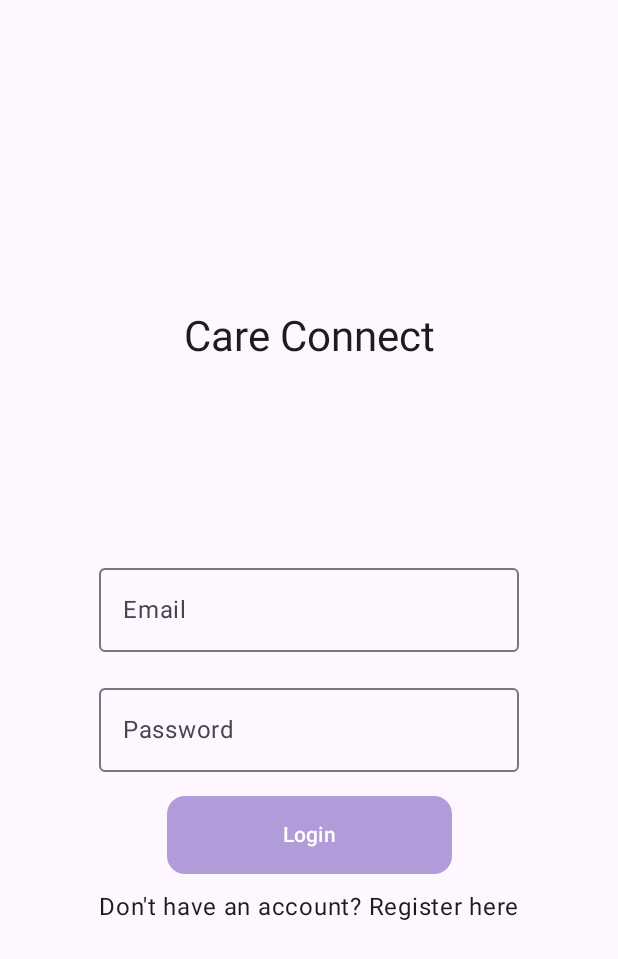
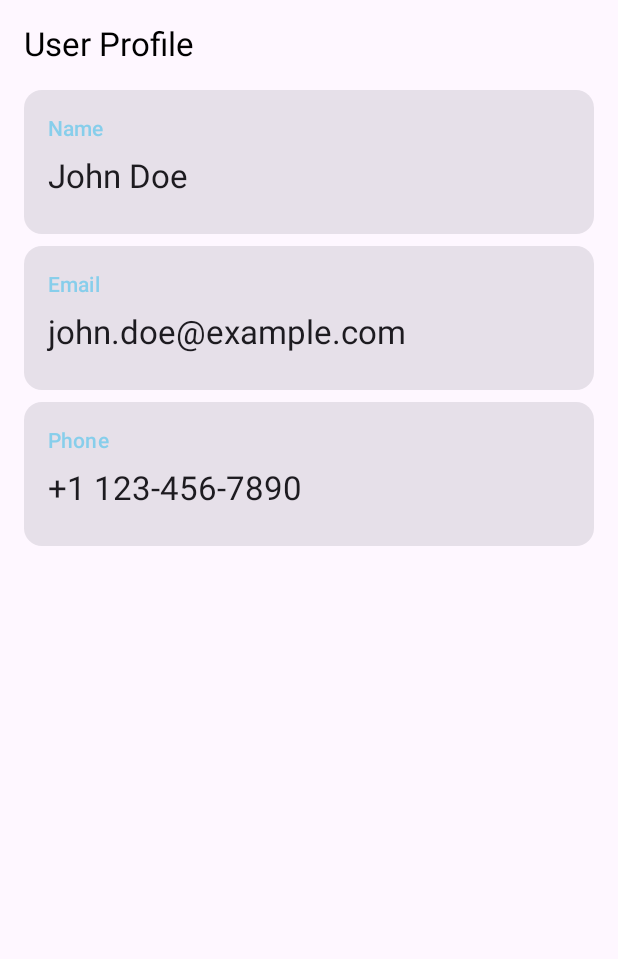
Before and after one commit to Reilly00/Universal-Design-Project, an Android app built with Jetpack Compose: the screen it shows after launch (MainActivity), on a phone screen of 412 x 824 dp. Shown: the top 959 px of the screen. Run offline under Robolectric (Android 15) with nearby library versions, the phone set to English and light mode, and no system bars.

Commit message:
Basic Profile Page

```diff
--- a/Mobile Integration/CareConnectApp/app/src/main/java/com/example/careconnect/MainActivity.kt
+++ b/Mobile Integration/CareConnectApp/app/src/main/java/com/example/careconnect/MainActivity.kt
@@ -1,5 +1,6 @@
 package com.example.careconnect
 
+import ProfileScreen
 import android.os.Bundle
 import androidx.activity.ComponentActivity
 import androidx.activity.compose.setContent
@@ -25,10 +26,13 @@ class MainActivity : ComponentActivity() {
                     color = MaterialTheme.colorScheme.background
                 ) {
                     // Navigation Host
+                    /*
                     NavHost(navController = navController, startDestination = "login") {
                         composable("login") { LoginScreen(navController) }
                         composable("register") { RegisterScreen(navController) }
-                    }
+                    }*/
+
+                    ProfileScreen()
                 }
             }
         }
--- a/Mobile Integration/CareConnectApp/app/src/main/java/com/example/careconnect/ProfileScreen.kt
+++ b/Mobile Integration/CareConnectApp/app/src/main/java/com/example/careconnect/ProfileScreen.kt
@@ -1,4 +1,110 @@
-package com.example.careconnect
+import android.os.Bundle
+import androidx.activity.ComponentActivity
+import androidx.activity.compose.setContent
+import androidx.compose.foundation.Image
+import androidx.compose.foundation.background
+import androidx.compose.foundation.layout.*
+import androidx.compose.foundation.lazy.LazyColumn
+import androidx.compose.foundation.lazy.items
+import androidx.compose.foundation.shape.CircleShape
+import androidx.compose.foundation.text.KeyboardOptions
+import androidx.compose.material.icons.Icons
+import androidx.compose.material.*
+import androidx.compose.material.icons.filled.ArrowBack
+import androidx.compose.material.icons.filled.MoreVert
+import androidx.compose.material3.Card
+import androidx.compose.material3.ExperimentalMaterial3Api
+import androidx.compose.material3.Icon
+import androidx.compose.material3.IconButton
+import androidx.compose.material3.MaterialTheme
+import androidx.compose.material3.Surface
+import androidx.compose.material3.Text
+import androidx.compose.runtime.Composable
+import androidx.compose.ui.Alignment
+import androidx.compose.ui.Modifier
+import androidx.compose.ui.draw.clip
+import androidx.compose.ui.graphics.Color
+import androidx.compose.ui.graphics.vector.ImageVector
+import androidx.compose.ui.platform.LocalContext
+import androidx.compose.ui.platform.LocalDensity
+import androidx.compose.ui.platform.LocalSoftwareKeyboardController
+import androidx.compose.ui.res.colorResource
+import androidx.compose.ui.res.painterResource
+import androidx.compose.ui.res.stringResource
+import androidx.compose.ui.text.TextStyle
+import androidx.compose.ui.text.font.FontWeight
+import androidx.compose.ui.text.input.KeyboardType
+import androidx.compose.ui.tooling.preview.Preview
+import androidx.compose.ui.unit.dp
+import androidx.compose.material3.TopAppBar
+import androidx.compose.ui.unit.sp
+import com.example.careconnect.ui.theme.CareConnectTheme
 
-class ProfileScreen {
+@Composable
+fun ProfileScreen() {
+    // Sample user details
+    val userDetails = listOf(
+        UserDetailModel("Name", "John Doe"),
+        UserDetailModel("Email", "john.doe@example.com"),
+        UserDetailModel("Phone", "+1 123-456-7890"),
+    )
+
+    // profile screen content goes here
+    Column(
+        modifier = Modifier.padding(16.dp)
+    ) {
+        Text(
+            text = "User Profile",
+            style = MaterialTheme.typography.titleLarge,
+            color = Color.Black,
+            modifier = Modifier.padding(bottom = 16.dp)
+        )
+
+        LazyColumn {
+            items(userDetails) { detail ->
+                UserDetailItem(detail)
+            }
+        }
+    }
 }
+
+@OptIn(ExperimentalMaterial3Api::class)
+@Composable
+fun UserDetailItem(detail: UserDetailModel) {
+    Card(
+        modifier = Modifier
+            .fillMaxWidth()
+            .padding(bottom = 8.dp),
+        shape = MaterialTheme.shapes.medium,
+        onClick = { /* Handle item click here */ }
+    ) {
+        Column(
+            modifier = Modifier
+                .padding(16.dp)
+                .fillMaxWidth()
+        ) {
+            Text(
+                text = detail.title,
+                color = MaterialTheme.colorScheme.secondary,
+                style = MaterialTheme.typography.titleSmall,
+                modifier = Modifier.padding(bottom = 8.dp),
+            )
+
+            Text(
+                text = detail.subtitle,
+                style = MaterialTheme.typography.titleLarge,
+                modifier = Modifier.padding(bottom = 8.dp)
+            )
+        }
+    }
+}
+
+data class UserDetailModel(val title: String, val subtitle: String)
+
+@Preview(showBackground = true)
+@Composable
+fun ProfileScreenPreview() {
+    CareConnectTheme {
+        ProfileScreen()
+    }
+}
```
